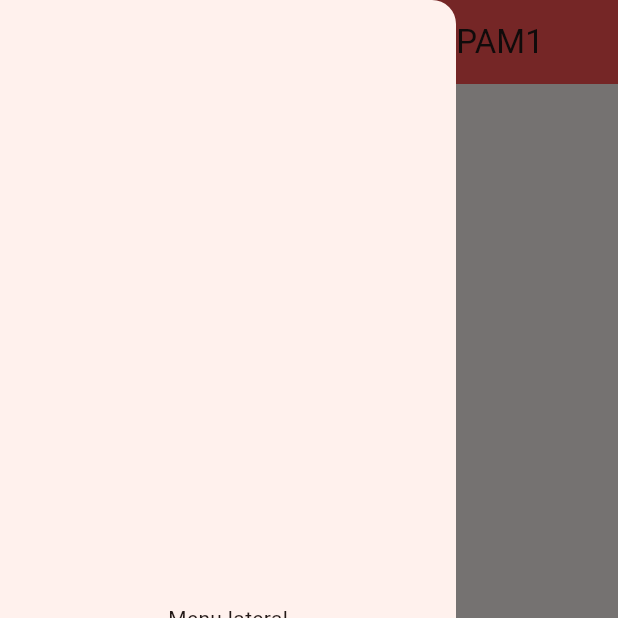
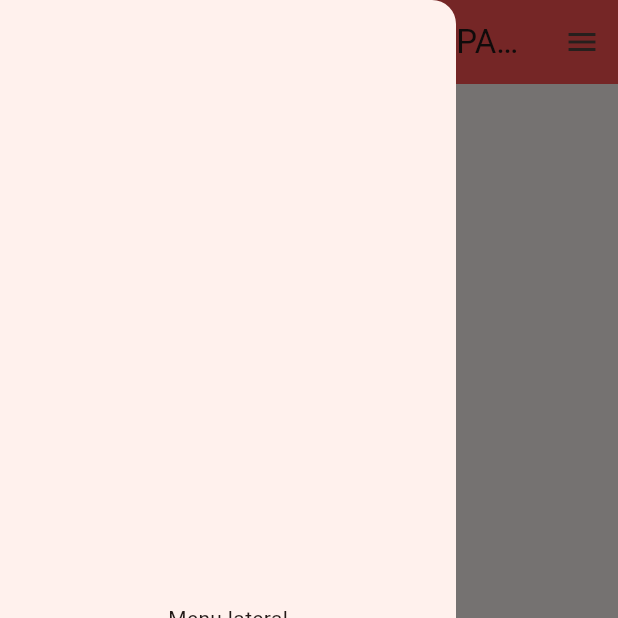
Before and after one commit to Rafaelbelchior21/20261_pam1_rafael, a Flutter app: the screen it shows after launch, with the side drawer open, on a phone screen of 412 x 824 dp, the top half of it. Run offline on Flutter 3.47's test engine with Material 3 defaults, Android fonts, the phone set to English and light mode, and no system bars.

Commit message:
20-05-26 endrawer

```diff
--- a/lib/main.dart
+++ b/lib/main.dart
@@ -33,11 +33,9 @@ class PaginaPrincipal extends StatelessWidget {
       drawer: const Drawer(
         child: Center(child: Text('Menu lateral')),
       ),
-      body: Center(
-        child: Column(
-          mainAxisAlignment: MainAxisAlignment.center,
+      endDrawer: const Drawer(
+        child: Center(child: Text('menu lateral direito'),),
 
-        ),
       ),
       floatingActionButton: FloatingActionButton(
         onPressed: () {},
```
